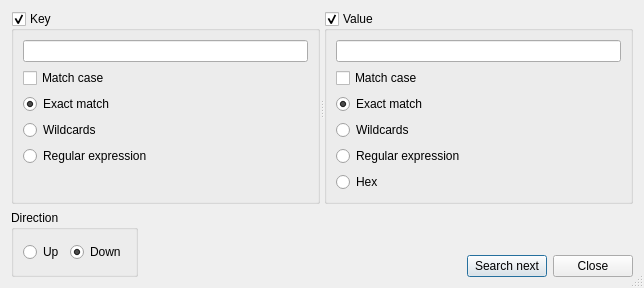
Above: searchdlg.ui from torrent-file-editor/torrent-file-editor before the change. Below: the same form after it.
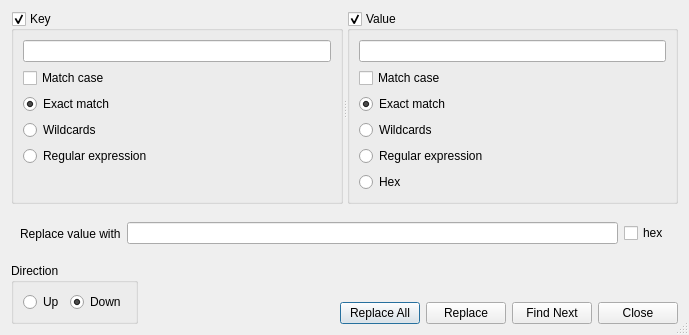
That is the form after the change.

Commit message: Add Replace dialog for Tree tab

The edit to the form file:
```diff
--- a/searchdlg.ui
+++ b/searchdlg.ui
@@ -6,8 +6,8 @@
    <rect>
     <x>0</x>
     <y>0</y>
-    <width>644</width>
-    <height>288</height>
+    <width>689</width>
+    <height>335</height>
    </rect>
   </property>
   <property name="windowTitle">
@@ -145,6 +145,29 @@
      </widget>
     </widget>
    </item>
+   <item>
+    <widget class="QWidget" name="wdgReplace" native="true">
+     <layout class="QHBoxLayout" name="horizontalLayout_3">
+      <item>
+       <widget class="QLabel" name="label">
+        <property name="text">
+         <string>Replace value with</string>
+        </property>
+       </widget>
+      </item>
+      <item>
+       <widget class="QLineEdit" name="lneReplace"/>
+      </item>
+      <item>
+       <widget class="QCheckBox" name="chkHex">
+        <property name="text">
+         <string>hex</string>
+        </property>
+       </widget>
+      </item>
+     </layout>
+    </widget>
+   </item>
    <item>
     <layout class="QHBoxLayout" name="horizontalLayout_2">
      <item>
@@ -175,6 +198,13 @@
      </item>
      <item>
       <layout class="QGridLayout" name="gridLayout">
+       <item row="1" column="1">
+        <widget class="QPushButton" name="btnReplaceAll">
+         <property name="text">
+          <string>Replace All</string>
+         </property>
+        </widget>
+       </item>
        <item row="1" column="0">
         <spacer name="horizontalSpacer">
          <property name="orientation">
@@ -188,21 +218,21 @@
          </property>
         </spacer>
        </item>
-       <item row="1" column="1">
+       <item row="1" column="3">
         <widget class="QPushButton" name="btnSearchNext">
          <property name="text">
-          <string>Search next</string>
+          <string>Find Next</string>
          </property>
         </widget>
        </item>
-       <item row="1" column="2">
+       <item row="1" column="4">
         <widget class="QPushButton" name="pushButton_2">
          <property name="text">
           <string>Close</string>
          </property>
         </widget>
        </item>
-       <item row="0" column="0" colspan="3">
+       <item row="0" column="0" colspan="5">
         <widget class="QLabel" name="lblItemsFound">
          <property name="text">
           <string/>
@@ -212,6 +242,13 @@
          </property>
         </widget>
        </item>
+       <item row="1" column="2">
+        <widget class="QPushButton" name="btnReplace">
+         <property name="text">
+          <string>Replace</string>
+         </property>
+        </widget>
+       </item>
       </layout>
      </item>
     </layout>
```
Left out of the diff: 52 changed lines with no effect on the pictures. The commit also changes 10 other files.
